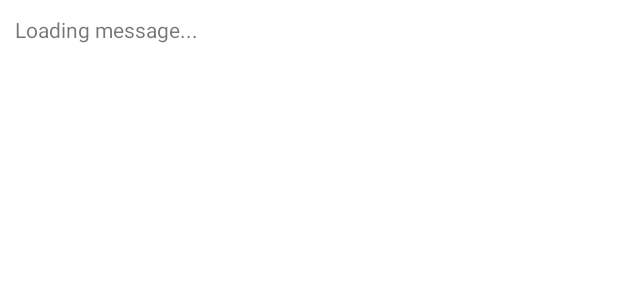
After one commit to wesbeard/ChitChat, an Android app: the layout message.xml on its own in the app's theme, with its tools: preview values and no code run, on a phone screen of 412 x 824 dp. The commit adds this screen. Shown: the top 300 px of the screen. Run offline under Robolectric (Android 15) with nearby library versions, the light colour scheme and no system bars; network calls fail.

Commit message:
Worked on layouts and modeled JSON

```diff
--- a/app/build.gradle
+++ b/app/build.gradle
@@ -33,6 +33,7 @@ android {
 }
 
 dependencies {
+    implementation 'com.google.code.gson:gson:2.8.8'
     implementation "com.squareup.okhttp3:okhttp:4.9.0"
     implementation "org.jetbrains.kotlin:kotlin-stdlib:$kotlin_version"
     implementation 'androidx.core:core-ktx:1.7.0'
--- /dev/null
+++ b/app/src/main/res/drawable/send.xml
@@ -0,0 +1,5 @@
+<vector android:autoMirrored="true" android:height="24dp"
+    android:tint="#2C5EEC" android:viewportHeight="24"
+    android:viewportWidth="24" android:width="24dp" xmlns:android="http://schemas.android.com/apk/res/android">
+    <path android:fillColor="@android:color/white" android:pathData="M2.01,21L23,12 2.01,3 2,10l15,2 -15,2z"/>
+</vector>
--- /dev/null
+++ b/app/src/main/res/layout/message.xml
@@ -0,0 +1,19 @@
+<?xml version="1.0" encoding="utf-8"?>
+<androidx.constraintlayout.widget.ConstraintLayout xmlns:android="http://schemas.android.com/apk/res/android"
+    xmlns:app="http://schemas.android.com/apk/res-auto"
+    xmlns:tools="http://schemas.android.com/tools"
+    android:layout_width="wrap_content"
+    android:layout_height="wrap_content"
+    android:padding="10dp">
+
+    <TextView
+        android:id="@+id/message_display"
+        android:layout_width="wrap_content"
+        android:layout_height="wrap_content"
+        android:text="@string/message_loading"
+        app:circularflow_radiusInDP="20dp"
+        app:layout_constraintBottom_toBottomOf="parent"
+        app:layout_constraintEnd_toEndOf="parent"
+        app:layout_constraintStart_toStartOf="parent"
+        app:layout_constraintTop_toTopOf="parent" />
+</androidx.constraintlayout.widget.ConstraintLayout>
--- a/app/src/main/res/values-night/themes.xml
+++ b/app/src/main/res/values-night/themes.xml
@@ -2,15 +2,10 @@
     <!-- Base application theme. -->
     <style name="Theme.ChitChat" parent="Theme.MaterialComponents.DayNight.DarkActionBar">
         <!-- Primary brand color. -->
-        <item name="colorPrimary">@color/purple_200</item>
-        <item name="colorPrimaryVariant">@color/purple_700</item>
-        <item name="colorOnPrimary">@color/black</item>
-        <!-- Secondary brand color. -->
-        <item name="colorSecondary">@color/teal_200</item>
-        <item name="colorSecondaryVariant">@color/teal_200</item>
-        <item name="colorOnSecondary">@color/black</item>
+        <item name="colorPrimary">@color/blue_50</item>
+        <item name="colorPrimaryVariant">@color/blue_800</item>
+        <item name="colorOnPrimary">@color/white</item>
         <!-- Status bar color. -->
         <item name="android:statusBarColor" tools:targetApi="l">?attr/colorPrimaryVariant</item>
-        <!-- Customize your theme here. -->
     </style>
 </resources>
--- a/app/src/main/res/values/colors.xml
+++ b/app/src/main/res/values/colors.xml
@@ -1,10 +1,7 @@
 <?xml version="1.0" encoding="utf-8"?>
 <resources>
-    <color name="purple_200">#FFBB86FC</color>
-    <color name="purple_500">#FF6200EE</color>
-    <color name="purple_700">#FF3700B3</color>
-    <color name="teal_200">#FF03DAC5</color>
-    <color name="teal_700">#FF018786</color>
+    <color name="blue_50">#e3f2ff</color>
+    <color name="blue_800">#2c5eec</color>
     <color name="black">#FF000000</color>
     <color name="white">#FFFFFFFF</color>
 </resources>
--- a/app/src/main/res/values/strings.xml
+++ b/app/src/main/res/values/strings.xml
@@ -1,3 +1,5 @@
 <resources>
     <string name="app_name">ChitChat</string>
+    <string name="message_hint">Type a message...</string>
+    <string name="message_loading">Loading message...</string>
 </resources>
--- a/app/src/main/res/values/themes.xml
+++ b/app/src/main/res/values/themes.xml
@@ -2,15 +2,11 @@
     <!-- Base application theme. -->
     <style name="Theme.ChitChat" parent="Theme.MaterialComponents.DayNight.DarkActionBar">
         <!-- Primary brand color. -->
-        <item name="colorPrimary">@color/purple_500</item>
-        <item name="colorPrimaryVariant">@color/purple_700</item>
+        <item name="colorPrimary">@color/blue_50</item>
+        <item name="colorPrimaryVariant">@color/blue_800</item>
         <item name="colorOnPrimary">@color/white</item>
-        <!-- Secondary brand color. -->
-        <item name="colorSecondary">@color/teal_200</item>
-        <item name="colorSecondaryVariant">@color/teal_700</item>
-        <item name="colorOnSecondary">@color/black</item>
         <!-- Status bar color. -->
-        <item name="android:statusBarColor" tools:targetApi="l">?attr/colorPrimaryVariant</item>
+        <item name="android:statusBarColor" tools:targetApi="l">?attr/colorPrimary</item>
         <!-- Customize your theme here. -->
     </style>
 </resources>
```
Also changed, not shown: app/src/main/java/com/example/chitchat/MainActivity.kt (+81 -3 lines), app/src/main/java/com/example/chitchat/Message.kt (added, +22 -0 lines), app/src/main/res/layout/activity_main.xml (+40 -10 lines).
